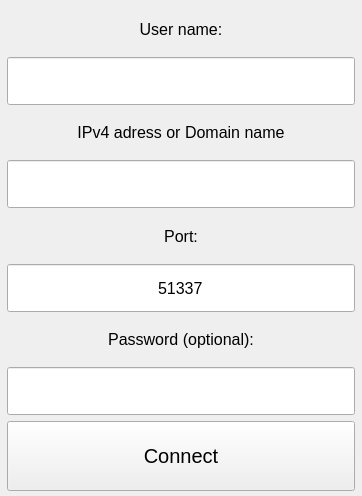
Flone-dnb/Silent, file src/View/ConnectWindow/connectwindow.ui: the form before one commit.
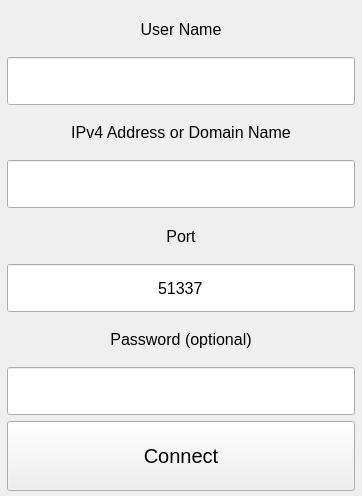
The form after the commit.

Diff of the .ui file:
```diff
--- a/src/View/ConnectWindow/connectwindow.ui
+++ b/src/View/ConnectWindow/connectwindow.ui
@@ -47,7 +47,7 @@
          <locale language="English" country="UnitedStates"/>
         </property>
         <property name="text">
-         <string>User name:</string>
+         <string>User Name</string>
         </property>
         <property name="alignment">
          <set>Qt::AlignCenter</set>
@@ -100,7 +100,7 @@
          <string notr="true"/>
         </property>
         <property name="text">
-         <string>IPv4 adress or Domain name</string>
+         <string>IPv4 Address or Domain Name</string>
         </property>
         <property name="alignment">
          <set>Qt::AlignCenter</set>
@@ -144,7 +144,7 @@
          <string notr="true"/>
         </property>
         <property name="text">
-         <string>Port:</string>
+         <string>Port</string>
         </property>
         <property name="alignment">
          <set>Qt::AlignCenter</set>
@@ -188,7 +188,7 @@
          </font>
         </property>
         <property name="text">
-         <string>Password (optional):</string>
+         <string>Password (optional)</string>
         </property>
         <property name="alignment">
          <set>Qt::AlignCenter</set>
```
Left out of the diff: 2 changed lines with no effect on the pictures.
